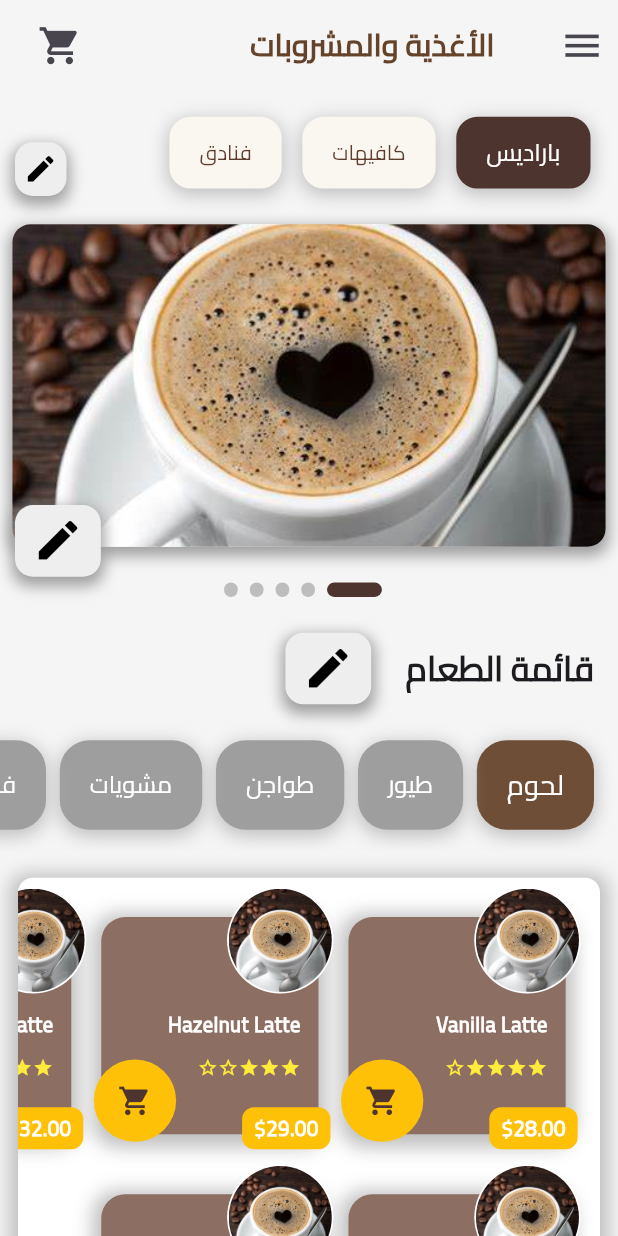
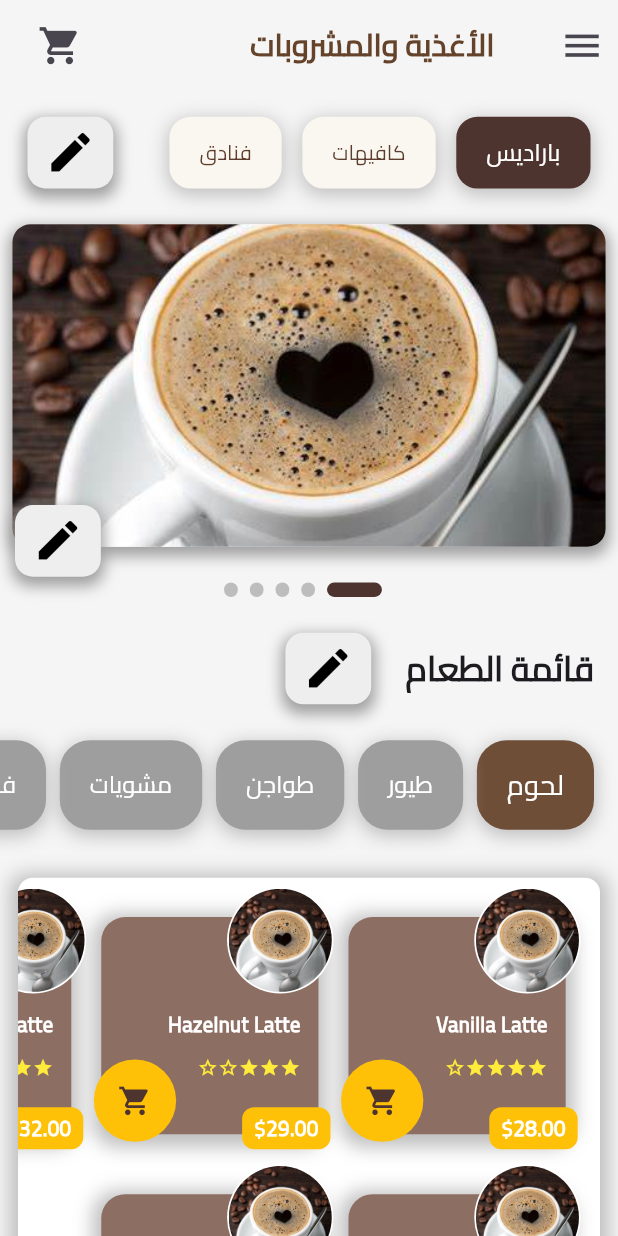
Before and after one commit to George-Samir88/infantry_house_app, a Flutter app: the screen it shows after launch, on a phone screen of 412 x 824 dp. Run offline on Flutter 3.47's test engine with Material 3 defaults, Android fonts, the phone set to English and light mode, and no system bars; drawn by our look-alikes of carousel_slider; our stand-ins replace animated_text_kit, bloc, flutter_bloc, flutter_rating_bar, flutter_screenutil, image_picker and 2 more.

Commit message:
changing button position of screen department edit

```diff
--- a/lib/views/widgets_2/food_and_beverage_view/custom_horizontal_list_department.dart
+++ b/lib/views/widgets_2/food_and_beverage_view/custom_horizontal_list_department.dart
@@ -30,8 +30,11 @@ class _CustomHorizontalListDepartmentState
             if (cubit.newScreensMap.isNotEmpty)
               Container(
                 margin: EdgeInsets.only(left: 16.w, right: 16.w),
-                height: GlobalData().isTabletLayout ? 50.h : 40.h,
+                height: GlobalData().isTabletLayout ? 60.h : 40.h,
                 // Adjust height as needed
+                child: Row(
+                  children: [
+                    Expanded(
                       child: ListView.separated(
                         clipBehavior: Clip.none,
                         scrollDirection: Axis.horizontal,
@@ -77,7 +80,8 @@ class _CustomHorizontalListDepartmentState
                                   categories[index],
                                   style: TextStyle(
                                     color:
-                                  cubit.selectedButtonCategoryIndex == index
+                                        cubit.selectedButtonCategoryIndex ==
+                                                index
                                             ? Color(0xffFFFFFF)
                                             : Color(0xff5E3D2E),
                                     fontSize:
@@ -91,7 +95,8 @@ class _CustomHorizontalListDepartmentState
                                             ? 14.sp
                                             : 12.sp,
                                     fontWeight:
-                                  cubit.selectedButtonCategoryIndex == index
+                                        cubit.selectedButtonCategoryIndex ==
+                                                index
                                             ? FontWeight.w500
                                             : null,
                                   ),
@@ -105,22 +110,11 @@ class _CustomHorizontalListDepartmentState
                         },
                       ),
                     ),
-            if(cubit.newScreensMap.isEmpty)
-              Center(
-                child: Text(
-                  S.of(context).LaYogdAksam,
-                  style: TextStyle(
-                    fontSize: GlobalData().isTabletLayout ? 16.sp : 20.sp,
-                  ),
-                ),
-              ),
-            Positioned(
-              left: 10,
-              bottom: -5,
-              child: CustomEditButton(
-                height: GlobalData().isTabletLayout ? 50.h : 30.h,
-                width: GlobalData().isTabletLayout ? 30.w : 30.w,
-                iconSize: GlobalData().isTabletLayout ? 40.r : 20.r,
+                    SizedBox(width: 12.w),
+                    CustomEditButton(
+                      iconSize: GlobalData().isTabletLayout ? 40.r : null,
+                      height: GlobalData().isTabletLayout ? 50.h : null,
+                      width: GlobalData().isTabletLayout ? 30.w : null,
                       iconColor: Colors.black,
                       backgroundColor: Colors.grey.shade200,
                       onTap: () {
@@ -137,6 +131,17 @@ class _CustomHorizontalListDepartmentState
                       },
                       icon: Icons.edit,
                     ),
+                  ],
+                ),
+              ),
+            if (cubit.newScreensMap.isEmpty)
+              Center(
+                child: Text(
+                  S.of(context).LaYogdAksam,
+                  style: TextStyle(
+                    fontSize: GlobalData().isTabletLayout ? 16.sp : 20.sp,
+                  ),
+                ),
               ),
           ],
         );
```
Lines whose indentation alone changed are shown as unchanged.
